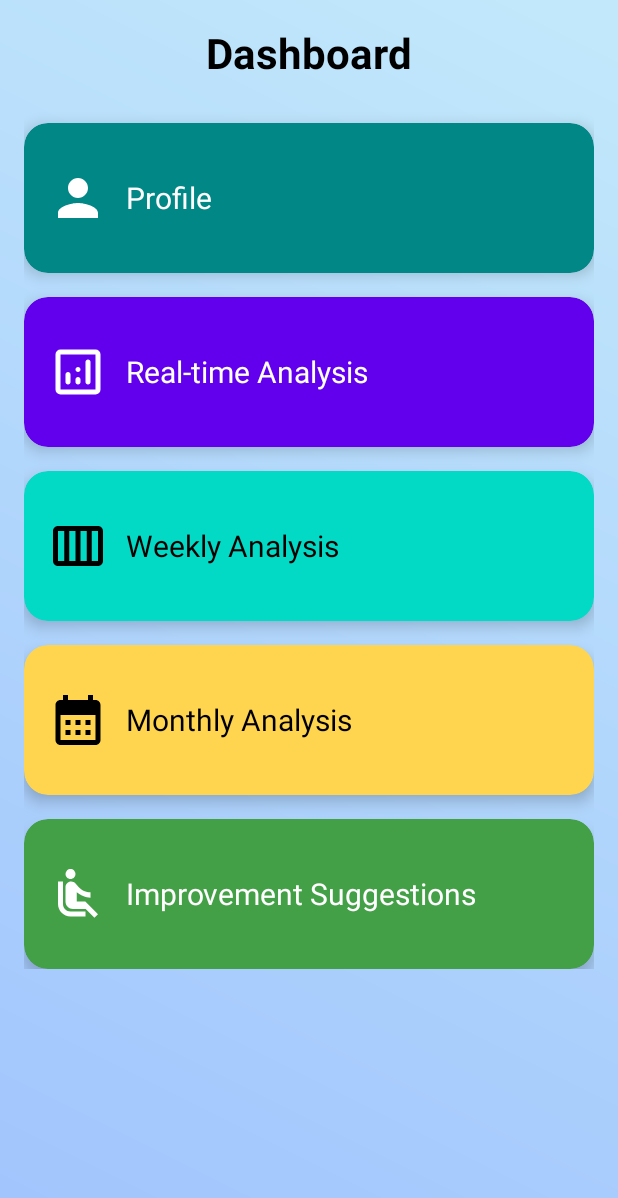
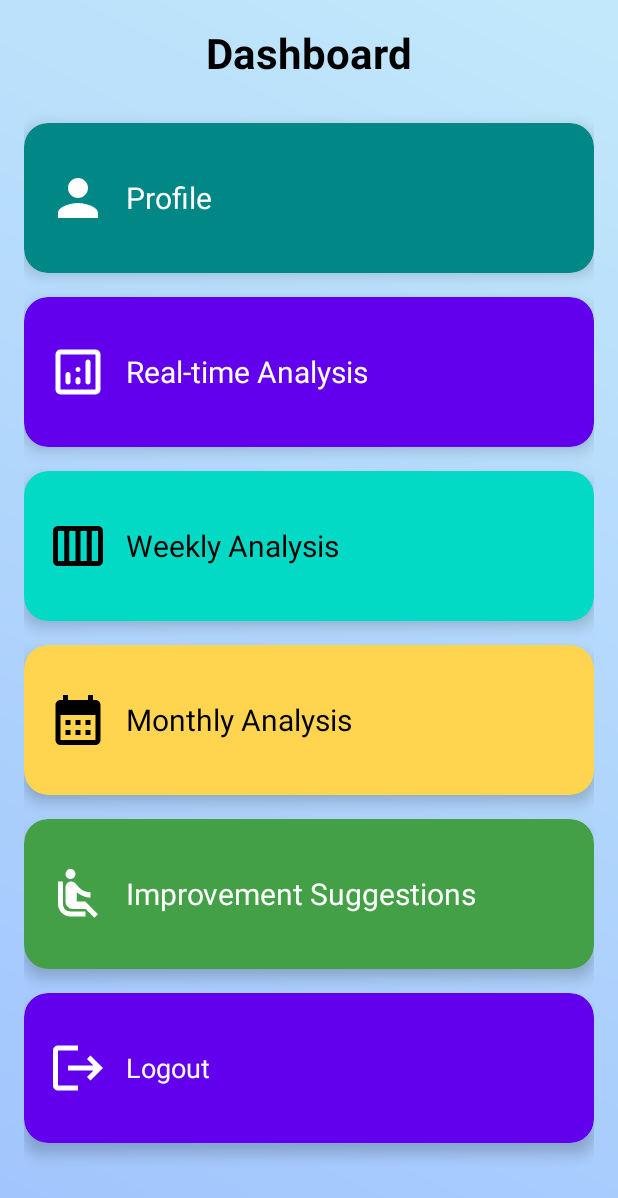
Before and after one commit to bhavsarrenuka26/Renuka2, an Android app: the screen it shows after launch once a user with an empty profile is signed in (MainActivity), on a phone screen of 412 x 824 dp. Shown: the top 1198 px of the screen. Run offline under Robolectric (Android 15) with nearby library versions, the phone set to English and light mode, and no system bars; our stand-ins replace Firebase (no records; nobody signed in at launch, a user with empty details on screens opened directly); Roboto replaces fonts that are not available here.

Commit message:
Initial commit

```diff
--- a/app/src/main/java/com/example/renuka/MainActivity.java
+++ b/app/src/main/java/com/example/renuka/MainActivity.java
@@ -2,14 +2,18 @@ package com.example.renuka;
 
 import android.content.Intent;
 import android.os.Bundle;
+import android.view.View;
+
 import androidx.appcompat.app.ActionBarDrawerToggle;
 import androidx.appcompat.app.AppCompatActivity;
 import androidx.appcompat.app.AppCompatActivity;
 import androidx.cardview.widget.CardView;
 
+import com.google.firebase.auth.FirebaseAuth;
+
 public class MainActivity extends AppCompatActivity {
 
-        CardView cardProfile, cardRealtime, cardWeekly, cardMonthly, cardSuggestions;
+        CardView cardProfile, cardRealtime, cardWeekly, cardMonthly, cardSuggestions,cardLogout;
 
         @Override
         protected void onCreate(Bundle savedInstanceState) {
@@ -21,11 +25,17 @@ public class MainActivity extends AppCompatActivity {
             cardWeekly = findViewById(R.id.card_weekly);
             cardMonthly = findViewById(R.id.card_monthly);
             cardSuggestions = findViewById(R.id.card_suggestions);
+            cardLogout=findViewById(R.id.card_logout);
 
             cardProfile.setOnClickListener(view -> startActivity(new Intent(this, ProfilePage.class)));
             cardRealtime.setOnClickListener(view -> startActivity(new Intent(this,GraphActivity.class)));
             cardWeekly.setOnClickListener(view -> startActivity(new Intent(this, WeeklyAnalysis.class)));
             cardMonthly.setOnClickListener(view -> startActivity(new Intent(this, MonthlyAnalysis.class)));
             cardSuggestions.setOnClickListener(view -> startActivity(new Intent(this, SuggestionActivity.class)));
+            cardLogout.setOnClickListener(v -> {
+                FirebaseAuth.getInstance().signOut();
+                startActivity(new Intent(getApplicationContext(), LoginPage.class));
+                finish();
+            });
         }
     }
--- /dev/null
+++ b/app/src/main/res/drawable/baseline_logout_24.xml
@@ -0,0 +1,5 @@
+<vector xmlns:android="http://schemas.android.com/apk/res/android" android:autoMirrored="true" android:height="24dp" android:tint="#000000" android:viewportHeight="24" android:viewportWidth="24" android:width="24dp">
+
+    <path android:fillColor="@android:color/white" android:pathData="M17,7l-1.41,1.41L18.17,11H8v2h10.17l-2.58,2.58L17,17l5,-5zM4,5h8V3H4c-1.1,0 -2,0.9 -2,2v14c0,1.1 0.9,2 2,2h8v-2H4V5z"/>
+
+</vector>
--- a/app/src/main/res/layout/activity_graph.xml
+++ b/app/src/main/res/layout/activity_graph.xml
@@ -1,6 +1,7 @@
 <FrameLayout xmlns:android="http://schemas.android.com/apk/res/android"
 android:layout_width="match_parent"
-android:layout_height="match_parent">
+android:layout_height="match_parent"
+    android:background="@drawable/gradient_bg">
 
 <com.example.renuka.CustomBarChartView
     android:id="@+id/customBarChart"
--- a/app/src/main/res/layout/activity_main.xml
+++ b/app/src/main/res/layout/activity_main.xml
@@ -161,6 +161,7 @@
             android:layout_width="match_parent"
             android:layout_height="100dp"
             app:cardCornerRadius="16dp"
+            android:layout_marginBottom="16dp"
             app:cardElevation="6dp"
             android:backgroundTint="@color/green_600">
 
@@ -186,6 +187,38 @@
                     android:textColor="@android:color/white" />
             </LinearLayout>
         </androidx.cardview.widget.CardView>
+        <androidx.cardview.widget.CardView
+            android:id="@+id/card_logout"
+            android:layout_width="match_parent"
+            android:layout_height="100dp"
+            android:layout_marginBottom="16dp"
+            app:cardCornerRadius="16dp"
+            app:cardElevation="6dp"
+            android:backgroundTint="@color/purple_500">
+
+            <LinearLayout
+                android:layout_width="match_parent"
+                android:layout_height="match_parent"
+                android:gravity="center_vertical"
+
+                android:orientation="horizontal"
+                android:padding="16dp">
+
+                <ImageView
+                    android:layout_width="40dp"
+                    android:layout_height="40dp"
+                    android:layout_marginEnd="12dp"
+                    android:src="@drawable/baseline_logout_24"
+                    app:tint="@android:color/white" />
+
+                <TextView
+                    android:layout_width="wrap_content"
+                    android:layout_height="wrap_content"
+                    android:text="Logout"
+                    android:textColor="@android:color/white"
+                    android:textSize="18sp" />
+            </LinearLayout>
+        </androidx.cardview.widget.CardView>
 
     </LinearLayout>
 </ScrollView>
```
